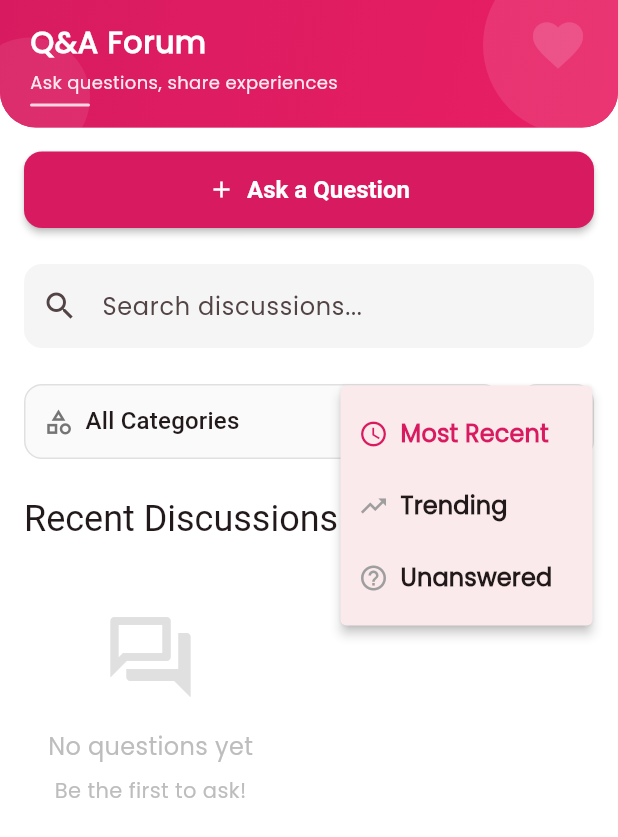
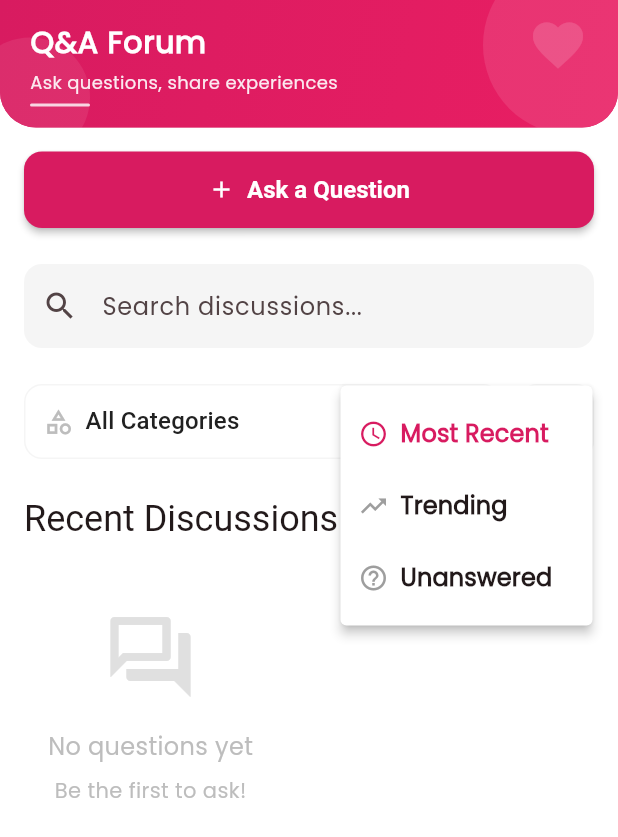
Before and after one commit to robertterquin/ONCOSENSE, a Flutter app: the ForumScreen screen opened directly, after a tap on the "sort" icon, on a phone screen of 412 x 824 dp. Shown: the top 837 px of the screen. Run offline on Flutter 3.47's test engine with Material 3 defaults, Android fonts, the phone set to English and light mode, and no system bars; our stand-ins replace flutter_dotenv, google_fonts, image_picker, shared_preferences, supabase_flutter; accounts and stored records are empty; statements that could not run were skipped.

Commit message:
feat: Update forum screen UI with theme colors for dropdowns and containers

```diff
--- a/lib/screens/forum/forum_screen.dart
+++ b/lib/screens/forum/forum_screen.dart
@@ -163,30 +163,31 @@ class _ForumScreenState extends State<ForumScreen> {
                           child: Container(
                             padding: const EdgeInsets.symmetric(horizontal: 12),
                             decoration: BoxDecoration(
-                              color: Colors.grey[50],
+                              color: AppTheme.getCardColor(context),
                               borderRadius: BorderRadius.circular(12),
-                              border: Border.all(color: Colors.grey[300]!),
+                              border: Border.all(color: AppTheme.getDividerColor(context)),
                             ),
                             child: DropdownButtonHideUnderline(
                               child: DropdownButton<String?>(
                                 value: _selectedCategory,
-                                hint: const Row(
+                                hint: Row(
                                   children: [
-                                    Icon(Icons.category_outlined, size: 20, color: Color(0xFF757575)),
-                                    SizedBox(width: 8),
-                                    Text('All Categories', style: TextStyle(color: Color(0xFF757575))),
+                                    Icon(Icons.category_outlined, size: 20, color: AppTheme.getSecondaryTextColor(context)),
+                                    const SizedBox(width: 8),
+                                    Text('All Categories', style: TextStyle(color: AppTheme.getSecondaryTextColor(context))),
                                   ],
                                 ),
                                 isExpanded: true,
+                                dropdownColor: AppTheme.getCardColor(context),
                                 icon: const Icon(Icons.keyboard_arrow_down, color: Color(0xFFD81B60)),
                                 items: [
-                                  const DropdownMenuItem<String?>(
+                                  DropdownMenuItem<String?>(
                                     value: null,
                                     child: Row(
                                       children: [
-                                        Icon(Icons.category_outlined, size: 20, color: Color(0xFF757575)),
-                                        SizedBox(width: 8),
-                                        Text('All Categories'),
+                                        Icon(Icons.category_outlined, size: 20, color: AppTheme.getSecondaryTextColor(context)),
+                                        const SizedBox(width: 8),
+                                        Text('All Categories', style: TextStyle(color: AppTheme.getTextColor(context))),
                                       ],
                                     ),
                                   ),
@@ -196,7 +197,7 @@ class _ForumScreenState extends State<ForumScreen> {
                                       children: [
                                         Text(ForumCategory.getIcon(category), style: const TextStyle(fontSize: 18)),
                                         const SizedBox(width: 8),
-                                        Text(category),
+                                        Text(category, style: TextStyle(color: AppTheme.getTextColor(context))),
                                       ],
                                     ),
                                   )),
@@ -212,13 +213,14 @@ class _ForumScreenState extends State<ForumScreen> {
                         const SizedBox(width: 12),
                         Container(
                           decoration: BoxDecoration(
-                            color: Colors.grey[50],
+                            color: AppTheme.getCardColor(context),
                             borderRadius: BorderRadius.circular(12),
-                            border: Border.all(color: Colors.grey[300]!),
+                            border: Border.all(color: AppTheme.getDividerColor(context)),
                           ),
                           child: PopupMenuButton<String>(
                             icon: const Icon(Icons.sort, color: Color(0xFFD81B60)),
                             tooltip: 'Sort by',
+                            color: AppTheme.getCardColor(context),
                             onSelected: _onSortChanged,
                             itemBuilder: (context) => [
                               PopupMenuItem(
```
